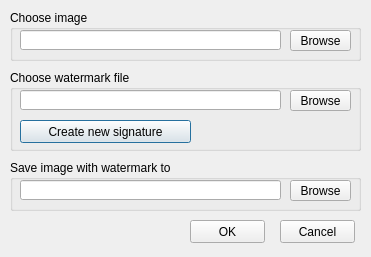
First picture: the form in Interface/creation.ui, repository ilmarkov/DigitalWatermarking, before the edit.
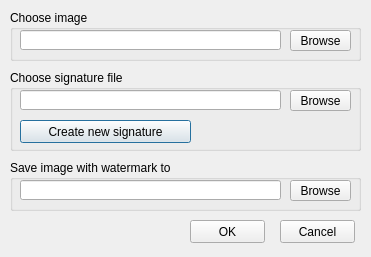
Second picture: the form after the edit.

Patch:
```diff
--- a/Interface/creation.ui
+++ b/Interface/creation.ui
@@ -68,7 +68,7 @@
     </rect>
    </property>
    <property name="title">
-    <string>Choose watermark file</string>
+    <string>Choose signature file</string>
    </property>
    <widget class="QLineEdit" name="pathMark">
     <property name="enabled">
```
